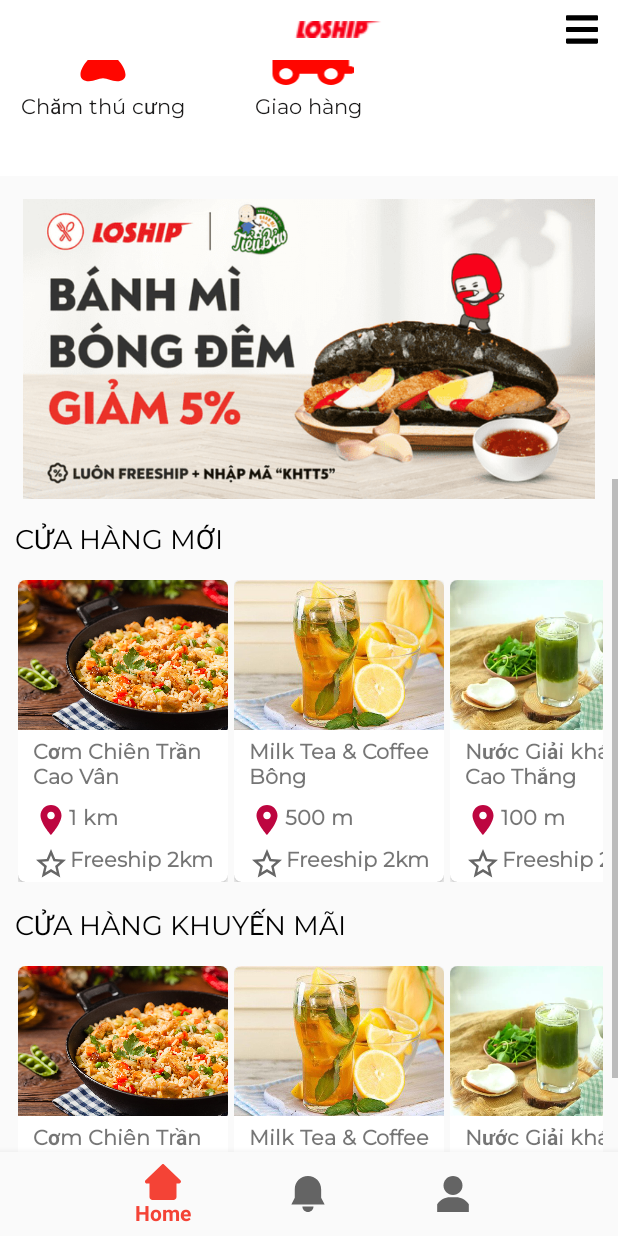
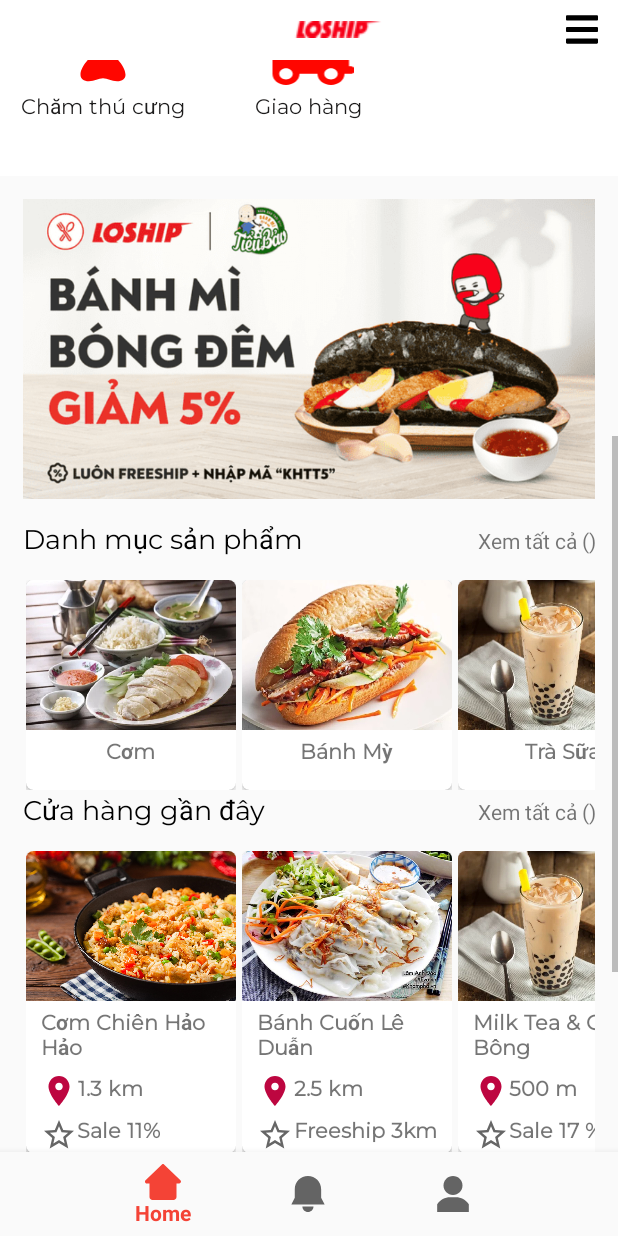
Before and after one commit to annk510/LTD-Project, an Android app: the screen it shows after launch once a user with an empty profile is signed in (MainActivity), scrolled down 509 dp, on a phone screen of 412 x 824 dp. Run offline under Robolectric (Android 15) with nearby library versions, the phone set to English and light mode, and no system bars; our stand-ins replace CircleImageView, Firebase (no records; nobody signed in at launch, a user with empty details on screens opened directly), sdp/ssp sizes.

Commit message:
lồng 2 recyleview với nhau để tự thêm recycleview

```diff
--- a/app/src/main/java/com/example/vongship_android/Activity/StoreDetailsActivity.java
+++ b/app/src/main/java/com/example/vongship_android/Activity/StoreDetailsActivity.java
@@ -17,7 +17,7 @@
     ArrayList<Product> productArrayList;
     ProductAdapter productAdapter;
     void loadProductRecyclerView(LinearLayoutManager layoutManager){
-        product = findViewById(R.id.listStore);
+        product = findViewById(R.id.listProductInStore);
         product.setHasFixedSize(true);
         product.setLayoutManager(layoutManager);
         productArrayList = new ArrayList<>();
@@ -34,7 +34,7 @@
     @Override
     protected void onCreate(Bundle savedInstanceState) {
         super.onCreate(savedInstanceState);
-        setContentView(R.layout.activity_category_details);
+        setContentView(R.layout.activity_store_details);
         LinearLayoutManager layoutManager = new LinearLayoutManager(this,LinearLayoutManager.VERTICAL,false);
         loadProductRecyclerView(layoutManager);
     }
--- /dev/null
+++ b/app/src/main/java/com/example/vongship_android/Adapter/SectionsAdapter.java
@@ -0,0 +1,78 @@
+package com.example.vongship_android.Adapter;
+
+import android.content.Context;
+import android.content.Intent;
+import android.view.LayoutInflater;
+import android.view.View;
+import android.view.ViewGroup;
+
+import androidx.annotation.NonNull;
+import androidx.recyclerview.widget.LinearLayoutManager;
+import androidx.recyclerview.widget.RecyclerView;
+
+import com.example.vongship_android.Activity.ProductDetailsActivity;
+import com.example.vongship_android.DTO.Categories;
+import com.example.vongship_android.DTO.Product;
+import com.example.vongship_android.DTO.Section;
+import com.example.vongship_android.DTO.Store;
+import com.example.vongship_android.Fragment.HomeFragment;
+import com.example.vongship_android.R;
+import com.example.vongship_android.ViewHolder.ProductHolderVertical;
+import com.example.vongship_android.ViewHolder.SectionHolder;
+
+import java.util.ArrayList;
+
+public class SectionsAdapter extends RecyclerView.Adapter<RecyclerView.ViewHolder>{
+    ArrayList<Section> sections;
+    Context context;
+
+    public SectionsAdapter(ArrayList sections, Context context) {
+        this.sections = sections;
+        this.context = context;
+    }
+
+    @NonNull
+    @Override
+    public RecyclerView.ViewHolder onCreateViewHolder(@NonNull ViewGroup parent, int viewType) {
+        LayoutInflater inflater = LayoutInflater.from(parent.getContext());
+        View itemView = inflater.inflate(R.layout.item_section_vertical,parent,false);
+//        itemView.setOnClickListener(new View.OnClickListener() {
+//            @Override
+//            public void onClick(View view) {
+//                Intent intent = new Intent(context, ProductDetailsActivity.class);
+//                context.startActivity(intent);
+//            }
+//        });
+        return new SectionHolder(itemView);
+    }
+
+    @Override
+    public void onBindViewHolder(@NonNull RecyclerView.ViewHolder holder, int position) {
+        SectionHolder viewHolder = (SectionHolder)holder;
+        viewHolder.getTitle().setText(sections.get(position).getHeaderTitle());
+        ArrayList list = sections.get(position).getListContent();
+        if (list.get(0) instanceof Store){
+            StoresAdapter storesAdapter = new StoresAdapter(sections.get(position).getListContent(),context, LinearLayoutManager.HORIZONTAL);
+            viewHolder.getContent().setHasFixedSize(true);
+            viewHolder.getContent().setLayoutManager(new LinearLayoutManager(context, LinearLayoutManager.HORIZONTAL, false));
+            viewHolder.getContent().setAdapter(storesAdapter);
+        }
+        if (sections.get(position).getListContent().get(0) instanceof Categories){
+            CategoriesAdapter categoriesAdapter = new CategoriesAdapter(sections.get(position).getListContent(),context, LinearLayoutManager.HORIZONTAL);
+            viewHolder.getContent().setHasFixedSize(true);
+            viewHolder.getContent().setLayoutManager(new LinearLayoutManager(context, LinearLayoutManager.HORIZONTAL, false));
+            viewHolder.getContent().setAdapter(categoriesAdapter);
+        }
+        if (sections.get(position).getListContent().get(0) instanceof Product){
+            ProductAdapter productAdapter = new ProductAdapter(sections.get(position).getListContent(),context, LinearLayoutManager.HORIZONTAL);
+            viewHolder.getContent().setHasFixedSize(true);
+            viewHolder.getContent().setLayoutManager(new LinearLayoutManager(context, LinearLayoutManager.HORIZONTAL, false));
+            viewHolder.getContent().setAdapter(productAdapter);
+        }
+    }
+
+    @Override
+    public int getItemCount() {
+        return sections.size();
+    }
+}
--- /dev/null
+++ b/app/src/main/java/com/example/vongship_android/DTO/Section.java
@@ -0,0 +1,32 @@
+package com.example.vongship_android.DTO;
+
+import java.util.ArrayList;
+
+public class Section {
+    private String headerTitle;
+    private ArrayList listContent;
+
+    public Section(String headerTitle, ArrayList listContent) {
+        this.headerTitle = headerTitle;
+        this.listContent = listContent;
+    }
+
+    public Section() {
+    }
+
+    public String getHeaderTitle() {
+        return headerTitle;
+    }
+
+    public void setHeaderTitle(String headerTitle) {
+        this.headerTitle = headerTitle;
+    }
+
+    public ArrayList getListContent() {
+        return listContent;
+    }
+
+    public void setListContent(ArrayList listContent) {
+        this.listContent = listContent;
+    }
+}
--- a/app/src/main/java/com/example/vongship_android/Fragment/HomeFragment.java
+++ b/app/src/main/java/com/example/vongship_android/Fragment/HomeFragment.java
@@ -34,9 +34,13 @@
 import com.example.vongship_android.Adapter.BannerAdapter;
 import com.example.vongship_android.Activity.MapsActivity;
 
+import com.example.vongship_android.Adapter.ProductAdapter;
+import com.example.vongship_android.Adapter.SectionsAdapter;
 import com.example.vongship_android.Adapter.StoresAdapter;
 import com.example.vongship_android.Class.DownloadImageTask;
 import com.example.vongship_android.DTO.Categories;
+import com.example.vongship_android.DTO.Product;
+import com.example.vongship_android.DTO.Section;
 import com.example.vongship_android.DTO.Store;
 import com.example.vongship_android.R;
 
@@ -52,8 +56,8 @@
 public class HomeFragment extends Fragment {
     LinearLayout location;
     CardView gotoFoodDelivery;
-    ArrayList<Store> storeArrayList;
-    StoresAdapter storesAdapter;
+    ArrayList<Section> sectionArrayList;
+    SectionsAdapter sectionsAdapter;
 
     @SuppressLint("WrongViewCast")
     @Nullable
@@ -90,20 +94,57 @@
         SimpleDateFormat sdf = new SimpleDateFormat("EEEE,d MMMM, ''yyyy");
         String currentDateandTime = sdf.format(new Date());
         txtDate.setText(currentDateandTime);
-
-        RecyclerView recyclerView =root.findViewById(R.id.CuaHangRecyclerView);
-        RecyclerView recyclerView1 =root.findViewById(R.id.CuaHangKMRecyclerView);
-        recyclerView.setHasFixedSize(true);
-        recyclerView1.setHasFixedSize(true);
-        LinearLayoutManager layoutManager = new LinearLayoutManager(getActivity(),LinearLayoutManager.HORIZONTAL,false);
-        LinearLayoutManager layoutManager1 = new LinearLayoutManager(getActivity(),LinearLayoutManager.HORIZONTAL,false);
+        RecyclerView recyclerView =root.findViewById(R.id.sectionsInHomeFragment);
+        loadSections();
+        LinearLayoutManager layoutManager = new LinearLayoutManager(getActivity(),LinearLayoutManager.VERTICAL,false);
         recyclerView.setLayoutManager(layoutManager);
-        recyclerView1.setLayoutManager(layoutManager1);
-        CuaHangMoi();
-        recyclerView.setAdapter(storesAdapter);
-        recyclerView1.setAdapter(storesAdapter);
+        recyclerView.setAdapter(sectionsAdapter);
 
         return root;
+    }
+    void loadSections(){
+        sectionArrayList = new ArrayList<>();
+
+        //Section danh mục sản phẩm
+        Section section3 = new Section();
+        section3.setHeaderTitle("Danh mục sản phẩm");
+        ArrayList<Categories> categoriesArrayList = new ArrayList<>();
+        categoriesArrayList.add(new Categories(1,"Cơm",R.drawable.comga));
+        categoriesArrayList.add(new Categories(2,"Bánh Mỳ",R.drawable.banhmy));
+        categoriesArrayList.add(new Categories(3,"Trà Sữa",R.drawable.trasua));
+        categoriesArrayList.add(new Categories(4,"Cà Phê",R.drawable.caphe));
+        categoriesArrayList.add(new Categories(5,"Nước Giải Khát",R.drawable.rauma));
+        categoriesArrayList.add(new Categories(7,"Bánh Cuốn",R.drawable.banhep));
+        section3.setListContent(categoriesArrayList);
+        sectionArrayList.add(section3);
+
+        //Section cửa hàng gần đây
+        Section section = new Section();
+        section.setHeaderTitle("Cửa hàng gần đây");
+        ArrayList<Store> storeArrayList = new ArrayList<>();
+        storeArrayList.add(new Store("Cơm Chiên Hảo Hảo","1.3 km","Sale 11%",R.drawable.comchien));
+        storeArrayList.add(new Store("Bánh Cuốn Lê Duẫn","2.5 km","Freeship 3km",R.drawable.banhcuon));
+        storeArrayList.add(new Store("Milk Tea & Coffe - Bông","500 m","Sale 17 %",R.drawable.trasua));
+        storeArrayList.add(new Store("Bánh Ép Huế Kim Ngân","700 m","Freeship 2km",R.drawable.banhep));
+        storeArrayList.add(new Store("Cơm Gà Trần Cao Vân","300 m","Sale 15%",R.drawable.comga));
+        storeArrayList.add(new Store("Quán Ngố - Nước Dừa","2 km","Freeship 2km",R.drawable.nuocdua));
+        section.setListContent(storeArrayList);
+        sectionArrayList.add(section);
+        //Section cửa hàng mới
+        Section section1 = new Section();
+        section1.setHeaderTitle("Cửa hàng mới");
+        ArrayList<Store> storeArrayList1 = new ArrayList<>();
+        storeArrayList1.add(new Store("Cơm Chiên Hảo Hảo","1.3 km","Sale 11%",R.drawable.comchien));
+        storeArrayList1.add(new Store("Bánh Cuốn Lê Duẫn","2.5 km","Freeship 3km",R.drawable.banhcuon));
+        storeArrayList1.add(new Store("Milk Tea & Coffe - Bông","500 m","Sale 17 %",R.drawable.trasua));
+        storeArrayList1.add(new Store("Bánh Ép Huế Kim Ngân","700 m","Freeship 2km",R.drawable.banhep));
+        storeArrayList1.add(new Store("Cơm Gà Trần Cao Vân","300 m","Sale 15%",R.drawable.comga));
+        storeArrayList1.add(new Store("Quán Ngố - Nước Dừa","2 km","Freeship 2km",R.drawable.nuocdua));
+        section1.setListContent(storeArrayList1);
+        sectionArrayList.add(section1);
+
+        sectionsAdapter = new SectionsAdapter(sectionArrayList,getActivity());
+
     }
     private void makeRequest() {
         ActivityCompat.requestPermissions(getActivity(), new String[]{Manifest.permission.ACCESS_FINE_LOCATION, Manifest.permission.ACCESS_COARSE_LOCATION}, 1);
@@ -112,22 +153,7 @@
         getActivity().finish();
     }
 
-    public void CuaHangMoi(){
 
-
-        storeArrayList = new ArrayList<>();
-        storeArrayList.add(new Store("Cơm Chiên Trần Cao Vân","1 km","Freeship 2km",R.drawable.comchien));
-        storeArrayList.add(new Store("Milk Tea & Coffee Bông","500 m","Freeship 2km",R.drawable.trachanh));
-        storeArrayList.add(new Store("Nước Giải khát Cao Thắng","100 m","Freeship 2km",R.drawable.rauma));
-        storeArrayList.add(new Store("Bánh Ép Huế - Hải Phòng","1.5 km","Freeship 2km",R.drawable.banhep));
-        storeArrayList.add(new Store("Bánh Mỳ Nướng Chang Chang","150 m","Freeship 2km",R.drawable.banhmy));
-        storeArrayList.add(new Store("The Books Coffee Library","300m","Freeship 2km",R.drawable.caphe));
-        storesAdapter = new StoresAdapter(storeArrayList,getActivity(),LinearLayoutManager.HORIZONTAL);
-
-    }
-    public void CuaHangKM(){
-
-    }
 
 
     public String VT() {
--- /dev/null
+++ b/app/src/main/java/com/example/vongship_android/ViewHolder/SectionHolder.java
@@ -0,0 +1,36 @@
+package com.example.vongship_android.ViewHolder;
+
+import android.view.View;
+import android.widget.TextView;
+
+import androidx.annotation.NonNull;
+import androidx.recyclerview.widget.RecyclerView;
+
+import com.example.vongship_android.R;
+
+public class SectionHolder extends RecyclerView.ViewHolder{
+    private TextView title;
+    private RecyclerView content;
+
+    public TextView getTitle() {
+        return title;
+    }
+
+    public void setTitle(TextView title) {
+        this.title = title;
+    }
+
+    public RecyclerView getContent() {
+        return content;
+    }
+
+    public void setContent(RecyclerView content) {
+        this.content = content;
+    }
+
+    public SectionHolder(@NonNull View itemView) {
+        super(itemView);
+        this.setTitle((TextView) itemView.findViewById(R.id.titleofsection));
+        this.setContent((RecyclerView) itemView.findViewById(R.id.contentofsections));
+    }
+}
--- a/app/src/main/res/layout/activity_store_details.xml
+++ b/app/src/main/res/layout/activity_store_details.xml
@@ -74,10 +74,9 @@
     <LinearLayout
         android:layout_width="match_parent"
         android:layout_height="wrap_content">
-        <ListView
-            android:id="@+id/listviewproduct"
+        <androidx.recyclerview.widget.RecyclerView
             android:layout_width="match_parent"
             android:layout_height="wrap_content"
-            android:layout_marginTop="10dp"/>
+            android:id="@+id/listProductInStore"/>
     </LinearLayout>
 </LinearLayout>
--- a/app/src/main/res/layout/fragment_home.xml
+++ b/app/src/main/res/layout/fragment_home.xml
@@ -339,44 +339,15 @@
 
         </androidx.viewpager.widget.ViewPager>
 
-        <TextView
-            android:id="@+id/textView7"
+    </LinearLayout>
+    <LinearLayout
+        android:layout_width="match_parent"
+        android:layout_height="wrap_content"
+        android:orientation="vertical">
+        <androidx.recyclerview.widget.RecyclerView
             android:layout_width="match_parent"
             android:layout_height="wrap_content"
-            android:layout_marginLeft="10dp"
-            android:layout_marginRight="10dp"
-            android:fontFamily="@font/montserrat"
-            android:textColor="#000000"
-            android:text="CỬA HÀNG MỚI"
-            android:textSize="18sp"
-            tools:textStyle="bold" />
-
-        <androidx.recyclerview.widget.RecyclerView
-            android:id="@+id/CuaHangRecyclerView"
-            android:layout_width="match_parent"
-            android:layout_height="wrap_content"
-            android:layout_margin="10dp"
-            android:orientation="horizontal" />
-
-        <TextView
-            android:layout_width="match_parent"
-            android:layout_height="wrap_content"
-            android:layout_marginLeft="10dp"
-            android:layout_marginTop="5dp"
-            android:layout_marginRight="10dp"
-            android:fontFamily="@font/montserrat"
-            android:textColor="#000000"
-            android:text="CỬA HÀNG KHUYẾN MÃI"
-            android:textSize="18sp"
-            tools:textStyle="bold" />
-
-        <androidx.recyclerview.widget.RecyclerView
-            android:id="@+id/CuaHangKMRecyclerView"
-            android:layout_width="match_parent"
-            android:layout_height="wrap_content"
-            android:layout_margin="10dp"
-            android:orientation="horizontal" />
-
+            android:id="@+id/sectionsInHomeFragment"/>
     </LinearLayout>
 
 </LinearLayout>
--- /dev/null
+++ b/app/src/main/res/layout/item_section_vertical.xml
@@ -0,0 +1,46 @@
+<?xml version="1.0" encoding="utf-8"?>
+<LinearLayout
+    xmlns:android="http://schemas.android.com/apk/res/android"
+    xmlns:app="http://schemas.android.com/apk/res-auto"
+    xmlns:tools="http://schemas.android.com/tools"
+    android:layout_width="match_parent"
+    android:layout_height="wrap_content">
+
+    <LinearLayout
+        android:layout_width="match_parent"
+        android:layout_height="wrap_content"
+        android:orientation="vertical"
+        android:paddingHorizontal="15dp">
+
+        <LinearLayout
+            android:layout_width="match_parent"
+            android:layout_height="wrap_content"
+            android:orientation="horizontal">
+
+            <TextView
+                android:id="@+id/titleofsection"
+                android:layout_width="wrap_content"
+                android:layout_height="wrap_content"
+                android:layout_weight="1"
+                android:fontFamily="@font/montserrat"
+                android:textColor="#000000"
+                android:text="CHỌN THEO THỂ LOẠI"
+                android:textSize="18sp"
+                tools:textStyle="bold" />
+
+            <TextView
+                android:layout_width="wrap_content"
+                android:layout_height="wrap_content"
+                android:layout_weight="1"
+                android:text="Xem tất cả ()"
+                android:textAlignment="textEnd" />
+        </LinearLayout>
+
+        <androidx.recyclerview.widget.RecyclerView
+            android:id="@+id/contentofsections"
+            android:layout_width="match_parent"
+            android:layout_height="wrap_content"
+            android:layout_marginTop="10dp"
+            android:orientation="horizontal" />
+    </LinearLayout>
+</LinearLayout>
```
Also changed, not shown: app/src/main/java/com/example/vongship_android/Adapter/ProductAdapter.java (indentation only).
